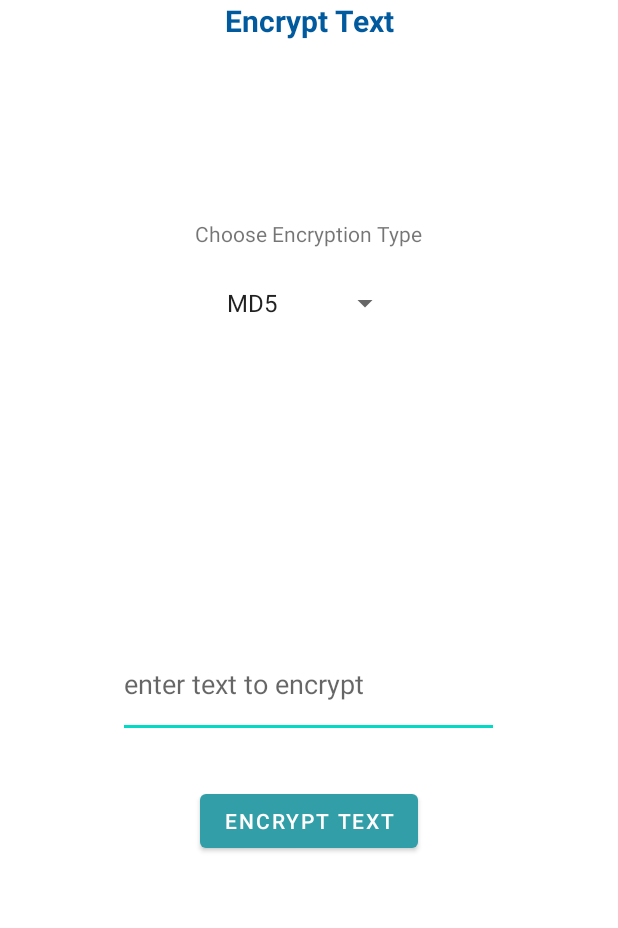
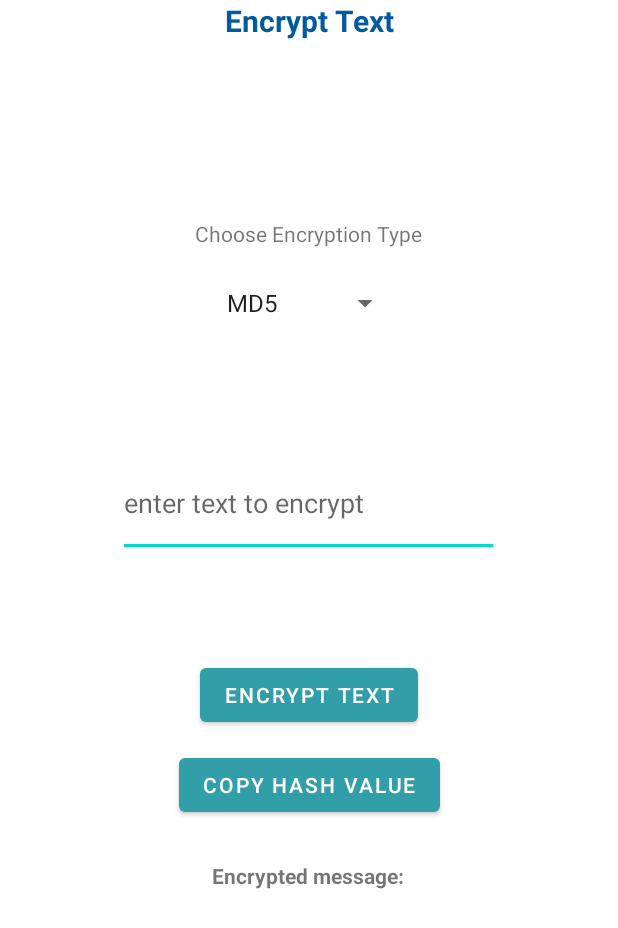
Before and after one commit to panosbabo/HashCryptic, an Android app: the EncryptText screen opened directly, with no data from a screen before it, on a phone screen of 412 x 824 dp. Shown: the top 928 px of the screen. Run offline under Robolectric (Android 15) with nearby library versions, the phone set to English and light mode, and no system bars.

Commit message:
Created Text Encryption Feature

```diff
--- a/app/src/main/java/com/example/hashcryptic/EncryptText.java
+++ b/app/src/main/java/com/example/hashcryptic/EncryptText.java
@@ -2,49 +2,139 @@ package com.example.hashcryptic;
 
 import androidx.appcompat.app.AppCompatActivity;
 
+import android.annotation.SuppressLint;
+import android.content.ClipData;
+import android.content.ClipboardManager;
+import android.content.Context;
 import android.os.Bundle;
 import android.view.View;
 import android.widget.AdapterView;
+import android.widget.Button;
 import android.widget.ArrayAdapter;
+import android.widget.EditText;
 import android.widget.Spinner;
+import android.widget.TextView;
+import android.widget.Toast;
 
-public class EncryptText extends AppCompatActivity {
+import com.example.hashcryptic.hashtypes.*;
+
+public class EncryptText extends AppCompatActivity implements AdapterView.OnItemSelectedListener {
 
     private Spinner spinner;
-    private static final String[] paths = {"MD5", "SHA-1", "SHA-2", "SHA-256"};
+    private Button encrpt_btn;
+    private Button copy_btn;
+    private static final String[] paths = {"MD5", "SHA-1", "SHA-256", "SHA-512"};
+    private EditText etenc;
+    private TextView enctv;
+    private int pos;
+    ClipboardManager cpb;
 
+    @SuppressLint("MissingInflatedId")
     @Override
     protected void onCreate(Bundle savedInstanceState) {
 
         super.onCreate(savedInstanceState);
         setContentView(R.layout.activity_encrypt_text);
+
+        encrpt_btn = findViewById(R.id.buttonEncrypt);
+        copy_btn = findViewById(R.id.copyencr_txt);
+
         spinner = (Spinner)findViewById(R.id.spinner);
         ArrayAdapter<String>adapter = new ArrayAdapter<String>(EncryptText.this,
                 android.R.layout.simple_spinner_item,paths);
 
         adapter.setDropDownViewResource(android.R.layout.simple_spinner_dropdown_item);
         spinner.setAdapter(adapter);
-//        spinner.setOnItemSelectedListener(this);
+        spinner.setOnItemSelectedListener(this);
 
+        // link the edittext and textview with its id
+        etenc = findViewById(R.id.encrpt_editText);
+        enctv = findViewById(R.id.encr_msg_cntxt);
+
+        // create a clipboard manager variable to copy text
+        cpb = (ClipboardManager) getSystemService(Context.CLIPBOARD_SERVICE);
+
+        // onClick function of copy text button
+        copy_btn.setOnClickListener(new View.OnClickListener() {
+            @Override
+            public void onClick(View view) {
+                // get the string from the textview and trim all spaces
+                String data = enctv.getText().toString().trim();
+
+                // check if the textview is not empty
+                if (!data.isEmpty()) {
+
+                    // copy the text in the clip board
+                    ClipData temp = ClipData.newPlainText("text", data);
+                    cpb.setPrimaryClip(temp);
+
+                    // display message that the text has been copied
+                    Toast.makeText(EncryptText.this, "Copied", Toast.LENGTH_SHORT).show();
+                }
+            }
+        });
+
+        encrpt_btn.setOnClickListener(new View.OnClickListener() {
+            @Override
+            public void onClick(View view) {
+                // Intent function to move to another activity
+                // get text from edittext
+                if (etenc.getText().toString().isEmpty()) {
+                    Toast.makeText(EncryptText.this, "Please enter text to encrypt.", Toast.LENGTH_SHORT).show();
+                    return;
+                }
+                else {
+                    String temp = etenc.getText().toString();
+
+                    // pass the string to the encryption
+                    // algorithm and get the encrypted code
+                    switch (pos) {
+                        case 0:
+                            String rv0 = enc_MD5.encryptMD5(temp);
+                            enctv.setText(rv0);
+                            break;
+                        case 1:
+                            String rv1 = enc_SHA1.encryptSHA1(temp);
+                            enctv.setText(rv1);
+                            break;
+                        case 2:
+                            String rv2 = enc_SHA256.encryptSHA256(temp);
+                            enctv.setText(rv2);
+                            break;
+                        case 3:
+                            String rv3 = enc_SHA512.encryptSHA512(temp);
+                            enctv.setText(rv3);
+                            break;
+                    }
+                }
+            }
+        });
     }
 
     public void onItemSelected(AdapterView<?> parent, View v, int position, long id) {
 
         switch (position) {
             case 0:
-                // Whatever you want to happen when the first item gets selected
+                pos = 0;
                 break;
             case 1:
-                // Whatever you want to happen when the second item gets selected
+                pos = 1;
                 break;
             case 2:
-                // Whatever you want to happen when the thrid item gets selected
+                pos = 2;
                 break;
-
+            case 3:
+                pos = 3;
+                break;
         }
     }
 
     public void onNothingSelected(AdapterView<?> parent) {
         // TODO Auto-generated method stub
     }
+
+    @Override
+    public void onPointerCaptureChanged(boolean hasCapture) {
+        super.onPointerCaptureChanged(hasCapture);
+    }
 }
--- a/app/src/main/res/layout/activity_encrypt_text.xml
+++ b/app/src/main/res/layout/activity_encrypt_text.xml
@@ -5,6 +5,7 @@
     android:layout_width="match_parent"
     android:layout_height="match_parent"
     tools:context=".EncryptText">
+
 
     <TextView
         android:id="@+id/encryptTitle"
@@ -15,8 +16,8 @@
         android:textColor="@color/darker_blue"
         android:textSize="20sp"
         android:textStyle="bold"
-        tools:layout_editor_absoluteY="50dp" />
-
+        tools:layout_editor_absoluteX="28dp"
+        tools:layout_editor_absoluteY="-80dp" />
 
     <com.google.android.material.textfield.TextInputLayout
 
@@ -46,6 +47,7 @@
         app:layout_constraintVertical_bias="0.0" />
 
     <com.google.android.material.textfield.TextInputEditText
+        android:id="@+id/encrpt_editText"
         android:layout_width="254dp"
         android:layout_height="71dp"
         android:hint="enter text to encrypt"
@@ -53,18 +55,28 @@
         app:layout_constraintEnd_toEndOf="@+id/encryptTitle"
         app:layout_constraintHorizontal_bias="0.496"
         app:layout_constraintStart_toStartOf="@+id/encryptTitle"
-        app:layout_constraintTop_toBottomOf="@+id/textInputLayout"
+        app:layout_constraintTop_toBottomOf="@+id/spinner"
         app:layout_constraintVertical_bias="0.23" />
 
     <Button
         android:id="@+id/buttonEncrypt"
         android:layout_width="wrap_content"
         android:layout_height="wrap_content"
-        android:layout_marginTop="112dp"
+        android:layout_marginTop="28dp"
         android:text="Encrypt Text"
         app:layout_constraintEnd_toEndOf="parent"
         app:layout_constraintStart_toStartOf="parent"
         app:layout_constraintTop_toBottomOf="@+id/textInputLayout" />
+
+    <Button
+        android:id="@+id/copyencr_txt"
+        android:layout_width="wrap_content"
+        android:layout_height="wrap_content"
+        android:layout_marginTop="12dp"
+        android:text="Copy Hash Value"
+        app:layout_constraintEnd_toEndOf="parent"
+        app:layout_constraintStart_toStartOf="parent"
+        app:layout_constraintTop_toBottomOf="@+id/buttonEncrypt" />
 
     <TextView
         android:id="@+id/encryptOption"
@@ -78,4 +90,36 @@
         app:layout_constraintTop_toTopOf="@+id/encryptTitle"
         app:layout_constraintVertical_bias="0.79" />
 
+    <TextView
+        android:id="@+id/encr_msg_title"
+        android:layout_width="wrap_content"
+        android:layout_height="wrap_content"
+        android:text="Encrypted message:"
+        android:textAlignment="center"
+        android:textStyle="bold"
+        app:layout_constraintBottom_toBottomOf="parent"
+        app:layout_constraintEnd_toEndOf="parent"
+        app:layout_constraintHorizontal_bias="0.498"
+        app:layout_constraintStart_toStartOf="parent"
+        app:layout_constraintTop_toBottomOf="@+id/copyencr_txt"
+        app:layout_constraintVertical_bias="0.104" />
+
+    <TextView
+        android:id="@+id/encr_msg_cntxt"
+        android:layout_width="match_parent"
+        android:layout_height="wrap_content"
+        android:layout_marginStart="50dp"
+        android:layout_marginEnd="50dp"
+        android:text=""
+        android:textAlignment="center"
+        android:textColor="@color/darker_blue"
+        android:textSize="18sp"
+        android:textStyle="bold"
+        app:layout_constraintBottom_toBottomOf="parent"
+        app:layout_constraintEnd_toEndOf="parent"
+        app:layout_constraintHorizontal_bias="1.0"
+        app:layout_constraintStart_toStartOf="parent"
+        app:layout_constraintTop_toBottomOf="@+id/encr_msg_title"
+        app:layout_constraintVertical_bias="0.133" />
+
 </androidx.constraintlayout.widget.ConstraintLayout>
```
Also changed, not shown: app/src/main/java/com/example/hashcryptic/hashtypes/enc_MD5.java (added, +23 -0 lines), app/src/main/java/com/example/hashcryptic/hashtypes/enc_SHA1.java (added, +23 -0 lines), app/src/main/java/com/example/hashcryptic/hashtypes/enc_SHA256.java (added, +23 -0 lines), app/src/main/java/com/example/hashcryptic/hashtypes/enc_SHA512.java (added, +23 -0 lines), app/src/main/res/drawable/logo.png.
